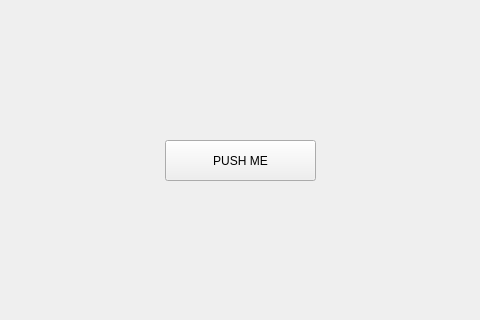
Before: the Qt Designer form test.ui in EliasJRH/pyui_demo, drawn with Qt 5; both pictures show x 225 to 705 and y 150 to 470 of the 800 by 600 pixel window.
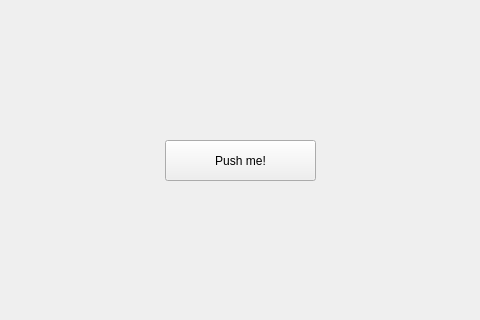
After: the same form once the commit is applied.

Commit message: Add section on UI development

The edit to the form file:
```diff
--- a/test.ui
+++ b/test.ui
@@ -37,7 +37,7 @@
      </rect>
     </property>
     <property name="text">
-     <string>PUSH ME</string>
+     <string>Push me!</string>
     </property>
    </widget>
   </widget>
```
Left out of the diff: 8 changed lines with no effect on the pictures. The commit also changes 5 other files.
